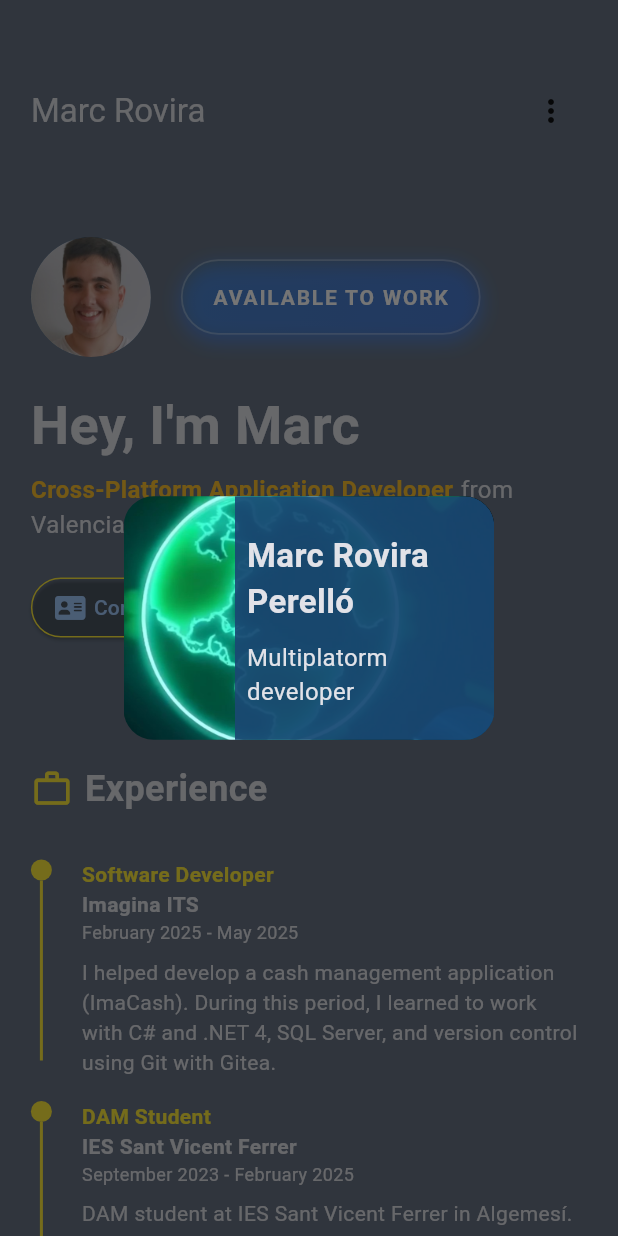
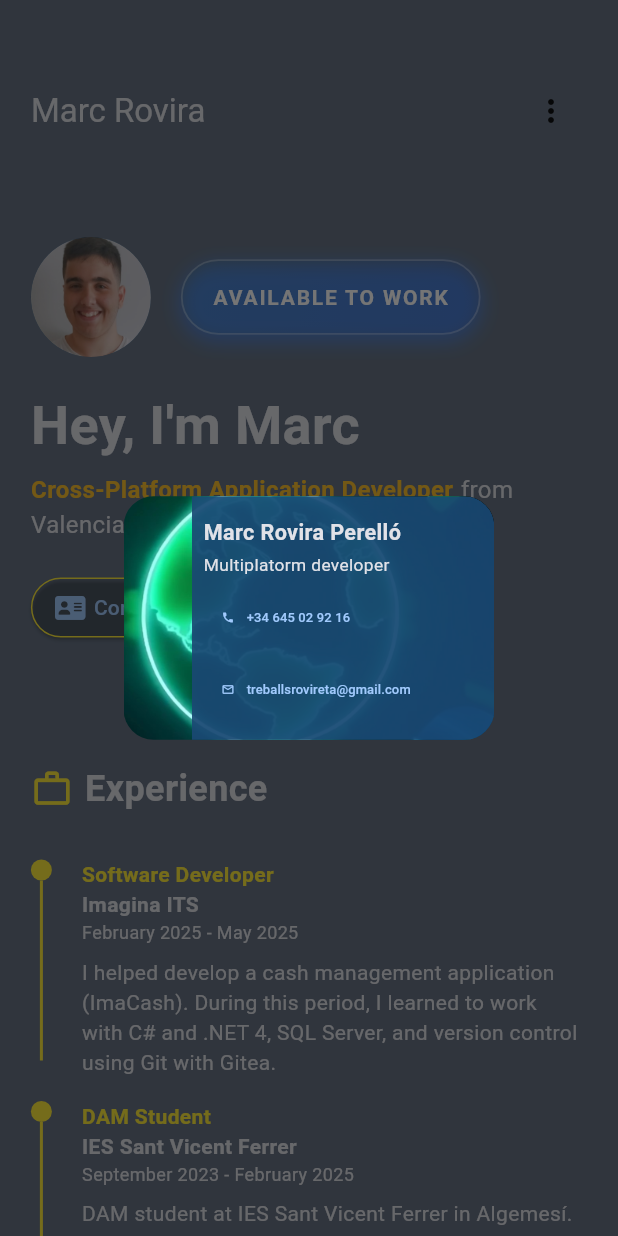
Before and after one commit to MarcRoviraP/portfoliov2, a Flutter app: the screen it shows after launch, after a tap on "Contact me", on a phone screen of 412 x 824 dp. Run offline on Flutter 3.47's test engine with Material 3 defaults, Android fonts, the light colour scheme and no system bars; our stand-ins replace easy_localization, font_awesome_flutter, get; missing offline and left inert: dart:html.

Commit message:
Update contact information and improve layout responsiveness in PresentationDialog

```diff
--- a/portfoliov2/assets/translations/en.json
+++ b/portfoliov2/assets/translations/en.json
@@ -2,8 +2,8 @@
   "AboutMe_about_me_text": "My name is Marc. I started with computers at the age of 15 and haven't stopped learning since. I love the world of programming and technology in general.",
   "AboutMe_about_me_text2": "I have participated in programming contests like Programame, CodeJam, Las 12 Uvas, and have created personal projects. I enjoy learning and sharing knowledge.",
   "PresentationDialog_dam": "Multiplatorm developer",
-  "PresentationDialog_mail": "Mail: treballsrovireta@gmail.com",
-  "PresentationDialog_phone": "Phone: 645 02 92 16",
+  "PresentationDialog_mail": "treballsrovireta@gmail.com",
+  "PresentationDialog_phone": "+34 645 02 92 16",
   "Proyectwidget_project": "Projects",
   "homeScreen_Tema": "Theme",
   "homeScreen_about_me": "About me",
--- a/portfoliov2/assets/translations/es.json
+++ b/portfoliov2/assets/translations/es.json
@@ -2,8 +2,8 @@
   "AboutMe_about_me_text": "Me llamo Marc. Empecé con la informática a los 15 años y desde entonces no he parado de aprender. Me encanta el mundo de la programación y la tecnología en general.",
   "AboutMe_about_me_text2": "He participado en concursos de programación como Programame, CodeJam, Las 12 Uvas, y he creado proyectos personales. Me gusta aprender y compartir conocimiento.",
   "PresentationDialog_dam": "Desarrollador multiplataforma",
-  "PresentationDialog_mail": "Correo: treballsrovireta@gmail.com",
-  "PresentationDialog_phone": "Teléfono: 645 02 92 16",
+  "PresentationDialog_mail": "treballsrovireta@gmail.com",
+  "PresentationDialog_phone": "+34 645 02 92 16",
   "Proyectwidget_project": "Proyectos",
   "homeScreen_Tema": "Tema",
   "homeScreen_about_me": "Sobre mí",
--- a/portfoliov2/lib/Dialog/PresentationDialog.dart
+++ b/portfoliov2/lib/Dialog/PresentationDialog.dart
@@ -45,12 +45,12 @@ class _PresentationDialogState extends State<PresentationDialog> {
               Align(
                 alignment: Alignment.centerRight,
                 child: SizedBox(
-                  width: containerWidth * 0.6, // Ancho del contenedor de texto
+                  width: containerWidth * 0.7, // Ancho del contenedor de texto
                   child: SingleChildScrollView(
                     scrollDirection: Axis.vertical,
                     child: Container(
                       padding: const EdgeInsets.symmetric(
-                          vertical: 24.0, horizontal: 8.0),
+                          vertical: 14.0, horizontal: 8.0),
                       decoration: BoxDecoration(
                         color: Theme.of(context)
                             .colorScheme
@@ -72,36 +72,46 @@ class _PresentationDialogState extends State<PresentationDialog> {
                         mainAxisAlignment: MainAxisAlignment.center,
                         crossAxisAlignment: CrossAxisAlignment.start,
                         children: [
-                          const Text(
+                          Text(
                             "Marc Rovira Perelló",
                             style: TextStyle(
-                              fontSize: 22,
+                              fontSize: containerWidth * 0.05,
                               fontWeight: FontWeight.bold,
                             ),
                           ),
-                          const SizedBox(height: 10),
+                          SizedBox(height: containerWidth * 0.01),
                           Text(
                             LocaleKeys.PresentationDialog_dam.tr(),
-                            style: const TextStyle(
-                              fontSize: 16,
+                            style: TextStyle(
+                              fontSize: containerWidth * 0.04,
                             ),
                           ),
-                          const SizedBox(height: 20),
+                          SizedBox(height: containerWidth * 0.01),
                           TextButton.icon(
                             onPressed: () {
                               _launchPhone();
                             },
-                            icon: const Icon(Icons.phone, size: 20),
-                            label:
-                                Text(LocaleKeys.PresentationDialog_phone.tr()),
+                            icon:
+                                Icon(Icons.phone, size: containerWidth * 0.03),
+                            label: Text(
+                              LocaleKeys.PresentationDialog_phone.tr(),
+                              style: TextStyle(
+                                fontSize: containerWidth * 0.03,
+                              ),
+                            ),
                           ),
                           TextButton.icon(
                             onPressed: () {
                               _launchEmail();
                             },
-                            icon: const Icon(Icons.mail_outline, size: 20),
-                            label:
-                                Text(LocaleKeys.PresentationDialog_mail.tr()),
+                            icon: Icon(Icons.mail_outline,
+                                size: containerWidth * 0.03),
+                            label: Text(
+                              LocaleKeys.PresentationDialog_mail.tr(),
+                              style: TextStyle(
+                                fontSize: containerWidth * 0.03,
+                              ),
+                            ),
                           ),
                         ],
                       ),
```
